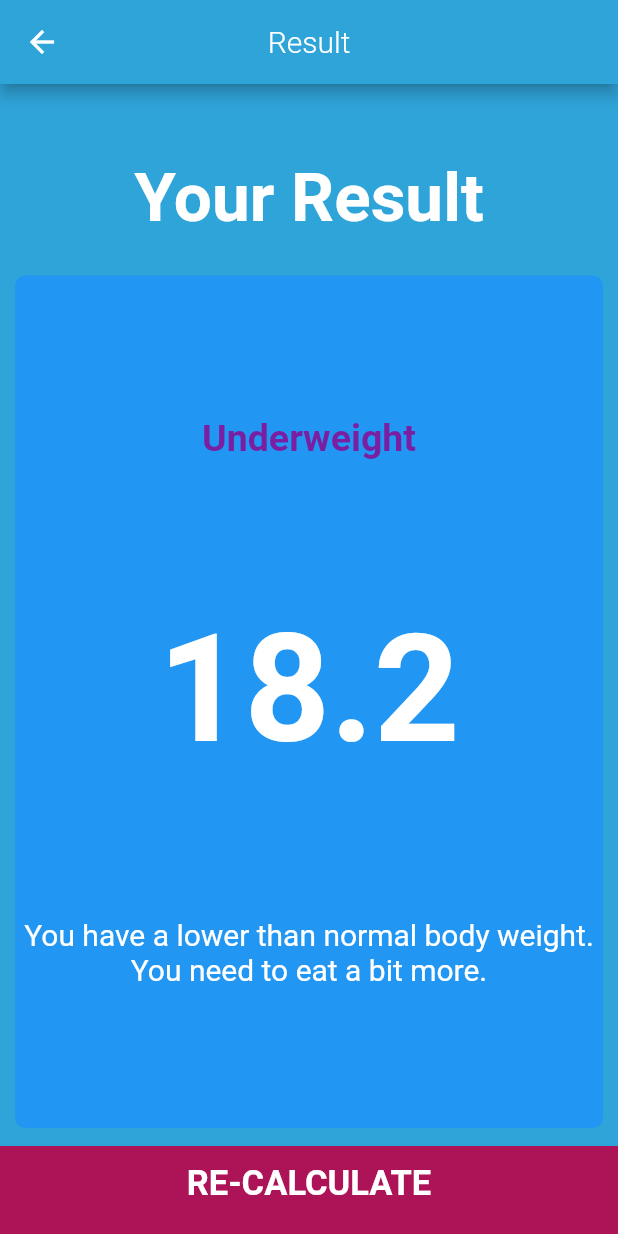
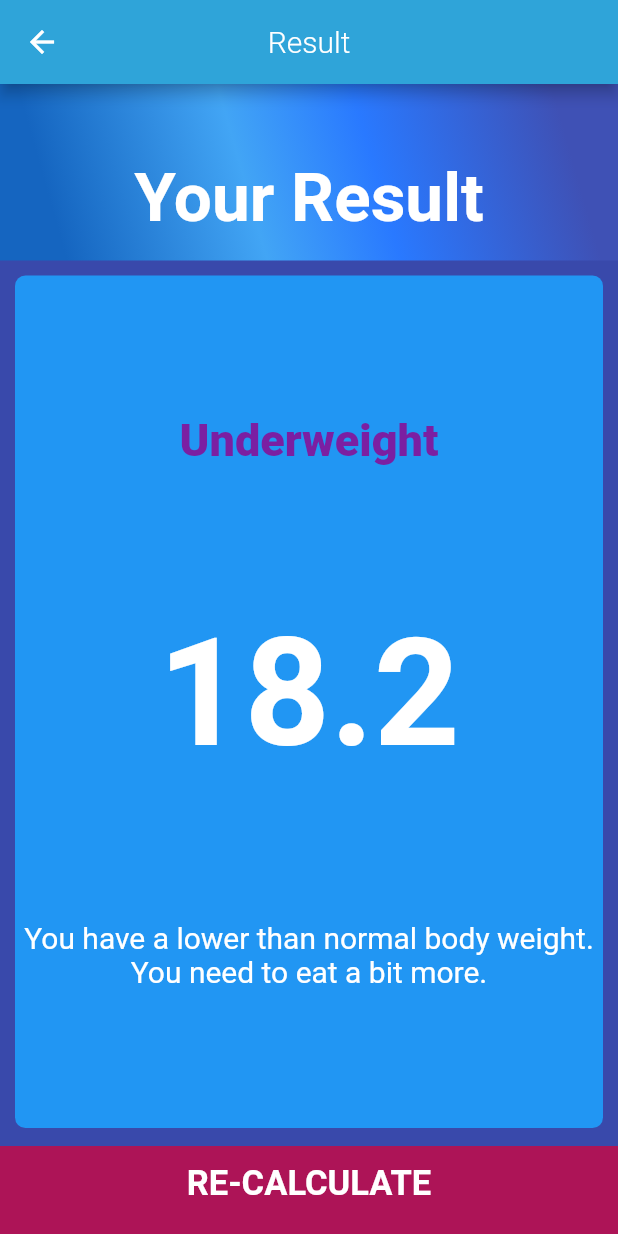
Before and after one commit to AnomDevgun/AppDev, a Flutter app: the InputPage screen opened by its route, after a tap on "Calculate", on a phone screen of 412 x 824 dp. Run offline on Flutter 3.47's test engine with Material 2 defaults, Android fonts, the phone set to English and light mode, and no system bars; our stand-ins replace audioplayers, font_awesome_flutter, rflutter_alert.

Commit message:
working on bmi app

```diff
--- a/bmi-calculator/lib/constants.dart
+++ b/bmi-calculator/lib/constants.dart
@@ -38,8 +38,8 @@ const kTitleTextStyle = TextStyle(
 
 const kResultTextStyle = TextStyle(
   color: Color(0xFF7b1fa2),
-  fontSize: 25.0,
-  fontWeight: FontWeight.bold,
+  fontSize: 30.0,
+  fontWeight: FontWeight.w900,
 );
 
 const kBMITextStyle = TextStyle(
@@ -52,7 +52,15 @@ const kBodyTextStyle = TextStyle(
 );
 
 const kLandingPageStyle = TextStyle(
+  shadows: <Shadow>[
+    Shadow(
+      offset: Offset(5.0, 7.0),
+      blurRadius: 2.0,
+      color: Color.fromARGB(70, 200, 20, 20),
+    ),
+  ],
   fontSize: 37.0,
+  color: Colors.white,
   fontWeight: FontWeight.w300,
   fontStyle: FontStyle.italic,
 );
--- a/bmi-calculator/lib/main.dart
+++ b/bmi-calculator/lib/main.dart
@@ -17,7 +17,7 @@ class BMICalculator extends StatelessWidget {
       theme: ThemeData.dark().copyWith(
         primaryColor: Color(0xFF2FA4D9),
         accentColor: Color(0xFF404040),
-        scaffoldBackgroundColor: Color(0xFF2FA4D9),
+        scaffoldBackgroundColor: Color(0xFF3949ab),
       ),
       initialRoute: '/landingpage',
       routes: {
--- a/bmi-calculator/lib/screens/bmiinput_page.dart
+++ b/bmi-calculator/lib/screens/bmiinput_page.dart
@@ -52,7 +52,8 @@ class _InputPageState extends State<InputPage> {
           gradient: LinearGradient(
             begin: Alignment.bottomLeft,
             end: Alignment.topRight,
-            colors: [Color(0xff1565c0), Color(0xff42a5f5)],
+            stops: [0.1,0.4,0.6,0.9],
+            colors: [Color(0xff1565c0), Color(0xff42a5f5),Color(0xFF2979ff),Color(0xFF3f51b5)],
           ),
         ),
         child: Column(
--- a/bmi-calculator/lib/screens/landing_page.dart
+++ b/bmi-calculator/lib/screens/landing_page.dart
@@ -23,7 +23,8 @@ class _LandingPageState extends State<LandingPage> {
           gradient: LinearGradient(
             begin: Alignment.bottomLeft,
             end: Alignment.topRight,
-            colors: [Color(0xff1565c0), Color(0xff42a5f5)],
+            stops: [0.1,0.4,0.6,0.9],
+            colors: [Color(0xff1565c0), Color(0xff42a5f5),Color(0xFF2979ff),Color(0xFF3f51b5)],
           ),
         ),
         child: Column(
--- a/bmi-calculator/lib/screens/results_page.dart
+++ b/bmi-calculator/lib/screens/results_page.dart
@@ -30,6 +30,14 @@ class ResultsPage extends StatelessWidget {
         children: <Widget>[
           Expanded(
             child: Container(
+              decoration: BoxDecoration(
+                gradient: LinearGradient(
+                  begin: Alignment.bottomLeft,
+                  end: Alignment.topRight,
+                  stops: [0.1,0.4,0.6,0.9],
+                  colors: [Color(0xff1565c0), Color(0xff42a5f5),Color(0xFF2979ff),Color(0xFF3f51b5)],
+                ),
+              ),
               padding: EdgeInsets.all(15.0),
               alignment: Alignment.bottomCenter,
               child: Text(
```
